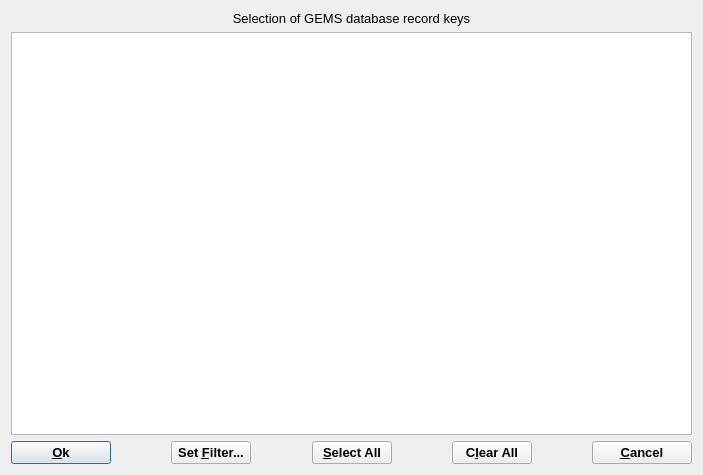
The window that gems3/vizor4/dlg4/KeyDialog4.ui (gemshub/GEMSGUI) describes before a commit, drawn with Qt 5.
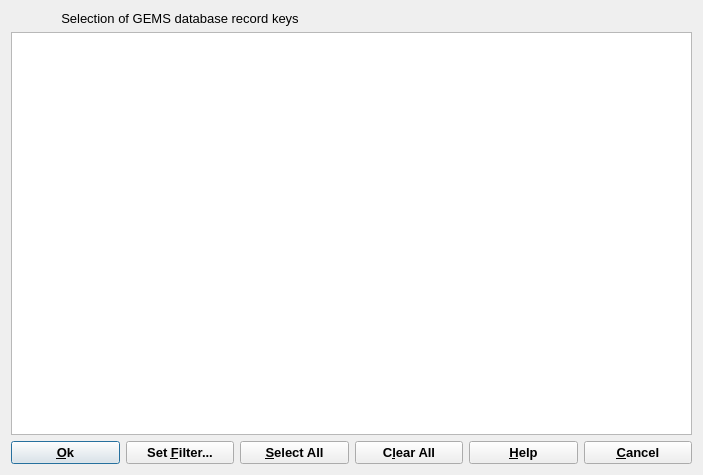
The same window after the commit.

Commit message: Finished work with GEMS3HelpInventory.html (SD)

Diff of the .ui file:
```diff
--- a/gems3/vizor4/dlg4/KeyDialog4.ui
+++ b/gems3/vizor4/dlg4/KeyDialog4.ui
@@ -28,8 +28,8 @@
   <property name="windowTitle">
    <string>List of GEMS database record keys</string>
   </property>
-  <layout class="QGridLayout">
-   <item row="0" column="0">
+  <layout class="QGridLayout" name="gridLayout">
+   <item row="0" column="0" colspan="3">
     <widget class="QLabel" name="pLabel">
      <property name="text">
       <string>Selection of GEMS database record keys</string>
@@ -42,7 +42,7 @@
      </property>
     </widget>
    </item>
-   <item row="1" column="0">
+   <item row="1" column="0" colspan="6">
     <widget class="QListWidget" name="pList">
      <property name="sizePolicy">
       <sizepolicy hsizetype="Expanding" vsizetype="Expanding">
@@ -123,8 +123,6 @@
     </widget>
    </item>
    <item row="2" column="0">
-    <layout class="QHBoxLayout">
-     <item>
       <widget class="QPushButton" name="PushButton1">
        <property name="sizePolicy">
         <sizepolicy hsizetype="Minimum" vsizetype="Minimum">
@@ -155,23 +153,7 @@
        </property>
       </widget>
      </item>
-     <item>
-      <spacer>
-       <property name="orientation">
-        <enum>Qt::Horizontal</enum>
-       </property>
-       <property name="sizeType">
-        <enum>QSizePolicy::Expanding</enum>
-       </property>
-       <property name="sizeHint" stdset="0">
-        <size>
-         <width>20</width>
-         <height>0</height>
-        </size>
-       </property>
-      </spacer>
-     </item>
-     <item>
+   <item row="2" column="1">
       <widget class="QPushButton" name="pFilterButton">
        <property name="sizePolicy">
         <sizepolicy hsizetype="Minimum" vsizetype="Minimum">
@@ -193,23 +175,7 @@
        </property>
       </widget>
      </item>
-     <item>
-      <spacer>
-       <property name="orientation">
-        <enum>Qt::Horizontal</enum>
-       </property>
-       <property name="sizeType">
-        <enum>QSizePolicy::Expanding</enum>
-       </property>
-       <property name="sizeHint" stdset="0">
-        <size>
-         <width>20</width>
-         <height>0</height>
-        </size>
-       </property>
-      </spacer>
-     </item>
-     <item>
+   <item row="2" column="2">
       <widget class="QPushButton" name="pButton2">
        <property name="sizePolicy">
         <sizepolicy hsizetype="Minimum" vsizetype="Minimum">
@@ -231,23 +197,7 @@
        </property>
       </widget>
      </item>
-     <item>
-      <spacer>
-       <property name="orientation">
-        <enum>Qt::Horizontal</enum>
-       </property>
-       <property name="sizeType">
-        <enum>QSizePolicy::Expanding</enum>
-       </property>
-       <property name="sizeHint" stdset="0">
-        <size>
-         <width>20</width>
-         <height>0</height>
-        </size>
-       </property>
-      </spacer>
-     </item>
-     <item>
+   <item row="2" column="3">
       <widget class="QPushButton" name="pButton3">
        <property name="sizePolicy">
         <sizepolicy hsizetype="Minimum" vsizetype="Minimum">
@@ -269,23 +219,29 @@
        </property>
       </widget>
      </item>
-     <item>
-      <spacer>
-       <property name="orientation">
-        <enum>Qt::Horizontal</enum>
-       </property>
-       <property name="sizeType">
-        <enum>QSizePolicy::Expanding</enum>
-       </property>
-       <property name="sizeHint" stdset="0">
-        <size>
-         <width>20</width>
-         <height>0</height>
-        </size>
-       </property>
-      </spacer>
-     </item>
-     <item>
+   <item row="2" column="4">
+    <widget class="QPushButton" name="bHelp">
+     <property name="sizePolicy">
+      <sizepolicy hsizetype="Minimum" vsizetype="Minimum">
+       <horstretch>0</horstretch>
+       <verstretch>0</verstretch>
+      </sizepolicy>
+     </property>
+     <property name="font">
+      <font>
+       <weight>75</weight>
+       <bold>true</bold>
+      </font>
+     </property>
+     <property name="text">
+      <string>&amp;Help</string>
+     </property>
+     <property name="shortcut">
+      <string>F1</string>
+     </property>
+    </widget>
+   </item>
+   <item row="2" column="5">
       <widget class="QPushButton" name="PushButton3">
        <property name="sizePolicy">
         <sizepolicy hsizetype="Minimum" vsizetype="Minimum">
@@ -312,8 +268,6 @@
         <string>Alt+C</string>
        </property>
       </widget>
-     </item>
-    </layout>
    </item>
   </layout>
  </widget>
```
Lines whose indentation alone changed are shown as unchanged. The commit also changes 40 other files.
